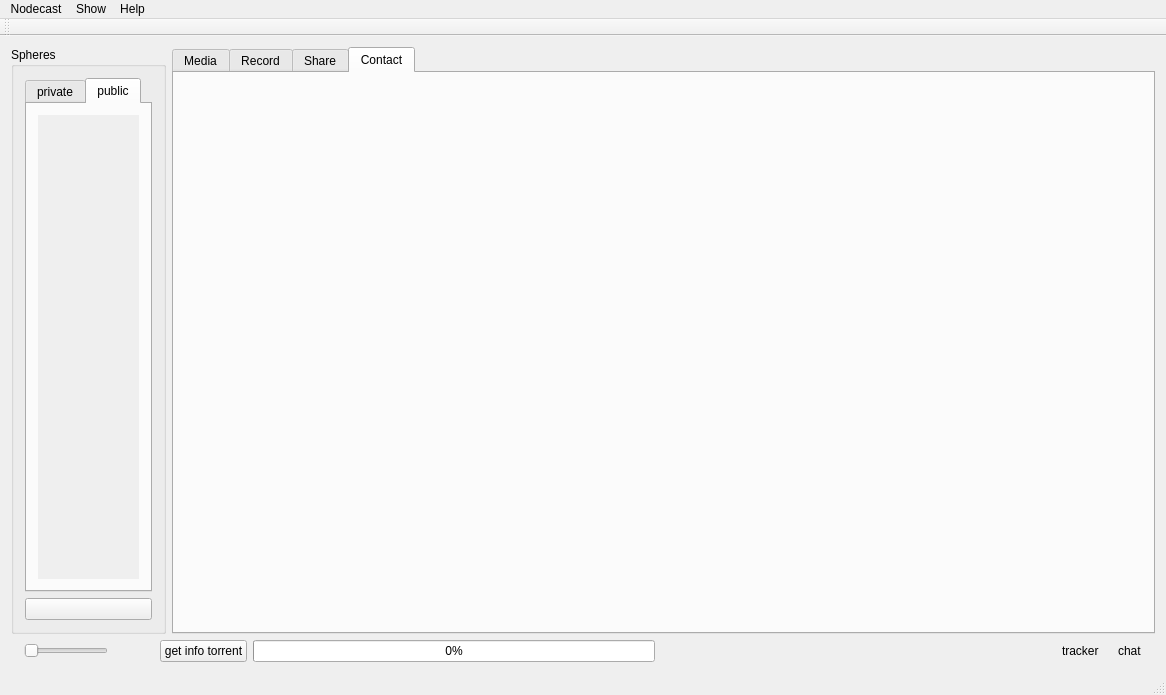
This is src/mainwindow.ui in nodecast/nodecast as Qt 5 draws it before an edit. The edited form follows.
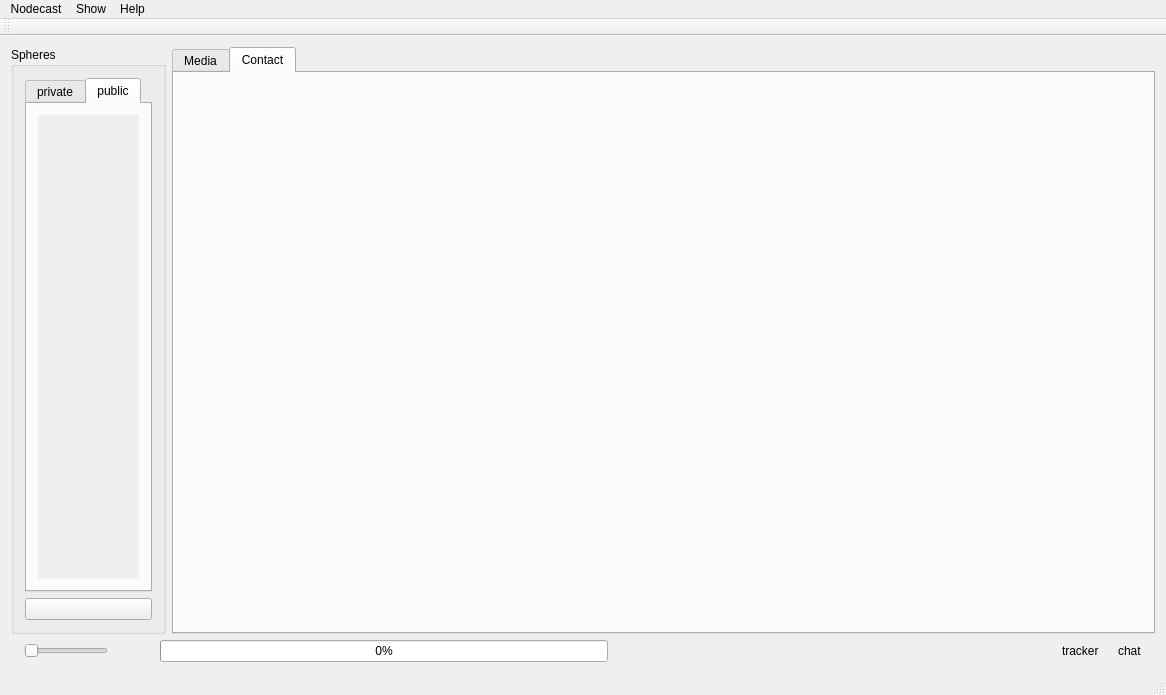
This is the edited form. The open tabs and pages were chosen to show the change. Icons and pictures are not drawn.

Diff of the .ui file:
```diff
--- a/src/mainwindow.ui
+++ b/src/mainwindow.ui
@@ -318,16 +318,6 @@
             </item>
            </layout>
           </widget>
-          <widget class="QWidget" name="tab_record">
-           <attribute name="title">
-            <string>Record</string>
-           </attribute>
-          </widget>
-          <widget class="QWidget" name="tab_share">
-           <attribute name="title">
-            <string>Share</string>
-           </attribute>
-          </widget>
           <widget class="QWidget" name="tab_contact">
            <attribute name="title">
             <string>Contact</string>
@@ -382,13 +372,6 @@
           </property>
          </widget>
         </item>
-        <item>
-         <widget class="QPushButton" name="pushButton_torrent_info">
-          <property name="text">
-           <string>get info torrent</string>
-          </property>
-         </widget>
-        </item>
         <item>
          <widget class="QProgressBar" name="progressBar_torrent">
           <property name="value">
```
Left out of the diff: 17 changed lines with no effect on the pictures.
